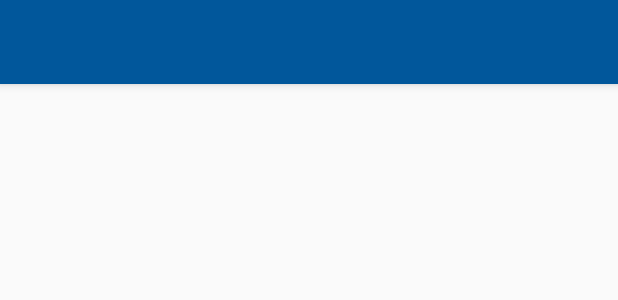
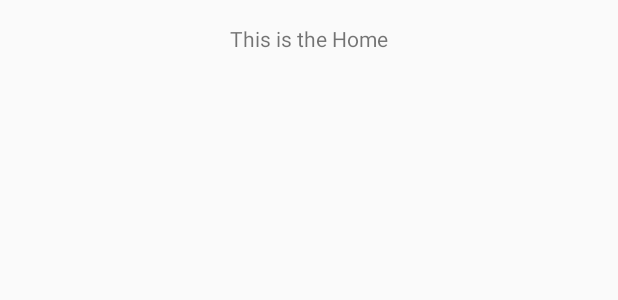
Before and after one commit to wsyccc/Left_Over, an Android app: the layout activity_main.xml on its own in the app's theme, with its tools: preview values and no code run, on a phone screen of 412 x 824 dp. Shown: the top 300 px of the screen. Run offline under Robolectric (Android 15) with nearby library versions, the phone set to English and light mode, and no system bars.

Commit message:
have to fix the navigation

```diff
--- a/app/src/main/AndroidManifest.xml
+++ b/app/src/main/AndroidManifest.xml
@@ -7,8 +7,8 @@
         android:icon="@mipmap/ic_launcher"
         android:label="@string/app_name"
         android:supportsRtl="true"
-        android:theme="@style/AppTheme.NoActionBar">
-        <activity android:name=".Splash">
+        android:theme="@style/AppTheme">
+        <activity android:name=".Splash" android:theme="@style/AppTheme.NoActionBar">
             <intent-filter>
                 <action android:name="android.intent.action.MAIN" />
 
--- a/app/src/main/java/com/example/siyuanwang/left_over/Splash.java
+++ b/app/src/main/java/com/example/siyuanwang/left_over/Splash.java
@@ -1,20 +1,27 @@
 package com.example.siyuanwang.left_over;
+
+import android.app.Activity;
 import android.content.Intent;
-import android.support.v7.app.AppCompatActivity;
 import android.os.Bundle;
-import android.view.View;
+import android.os.Handler;
 
-public class Splash extends AppCompatActivity {
+public class Splash extends Activity {
+
+    private final int SPLASH_DISPLAY_LENGHT = 3000;
 
     @Override
-    protected void onCreate(Bundle savedInstanceState) {
-
+    public void onCreate(Bundle savedInstanceState) {
         super.onCreate(savedInstanceState);
         setContentView(R.layout.activity_splash);
-    }
+        new Handler().postDelayed(new Runnable(){
 
-    public void page2 (View v){
-        Intent intent = new Intent(this, MainActivity.class);
-        startActivity(intent);
+            @Override
+            public void run() {
+                Intent mainIntent = new Intent(Splash.this,MainActivity.class);
+                Splash.this.startActivity(mainIntent);
+                Splash.this.finish();
+            }
+
+        }, SPLASH_DISPLAY_LENGHT);
     }
 }
--- a/app/src/main/res/layout/activity_main.xml
+++ b/app/src/main/res/layout/activity_main.xml
@@ -1,25 +1,20 @@
 <?xml version="1.0" encoding="utf-8"?>
-<android.support.v4.widget.DrawerLayout xmlns:android="http://schemas.android.com/apk/res/android"
-    xmlns:app="http://schemas.android.com/apk/res-auto"
+<RelativeLayout xmlns:android="http://schemas.android.com/apk/res/android"
     xmlns:tools="http://schemas.android.com/tools"
-    android:id="@+id/drawer_layout"
+    android:id="@+id/activity_home_page"
     android:layout_width="match_parent"
     android:layout_height="match_parent"
-    android:fitsSystemWindows="true"
-    tools:openDrawer="start">
+    android:paddingBottom="@dimen/activity_vertical_margin"
+    android:paddingLeft="@dimen/activity_horizontal_margin"
+    android:paddingRight="@dimen/activity_horizontal_margin"
+    android:paddingTop="@dimen/activity_vertical_margin"
+    tools:context="com.example.siyuanwang.left_over.MainActivity">
 
-    <include
-        layout="@layout/app_bar_main"
-        android:layout_width="match_parent"
-        android:layout_height="match_parent" />
-
-    <android.support.design.widget.NavigationView
-        android:id="@+id/nav_view"
+    <TextView
+        android:text="This is the Home"
         android:layout_width="wrap_content"
-        android:layout_height="match_parent"
-        android:layout_gravity="start"
-        android:fitsSystemWindows="true"
-        app:headerLayout="@layout/nav_header_main"
-        app:menu="@menu/activity_main_drawer" />
-
-</android.support.v4.widget.DrawerLayout>
+        android:layout_height="wrap_content"
+        android:id="@+id/temp_home_page"
+        android:layout_alignParentTop="true"
+        android:layout_centerHorizontal="true" />
+</RelativeLayout>
```
Also changed, not shown: app/src/main/java/com/example/siyuanwang/left_over/MainActivity.java (+1 -87 lines), app/src/main/java/com/example/siyuanwang/left_over/Navigation.java (added, +98 -0 lines), app/src/main/res/layout/activity_nav_main.xml (added, +25 -0 lines).
